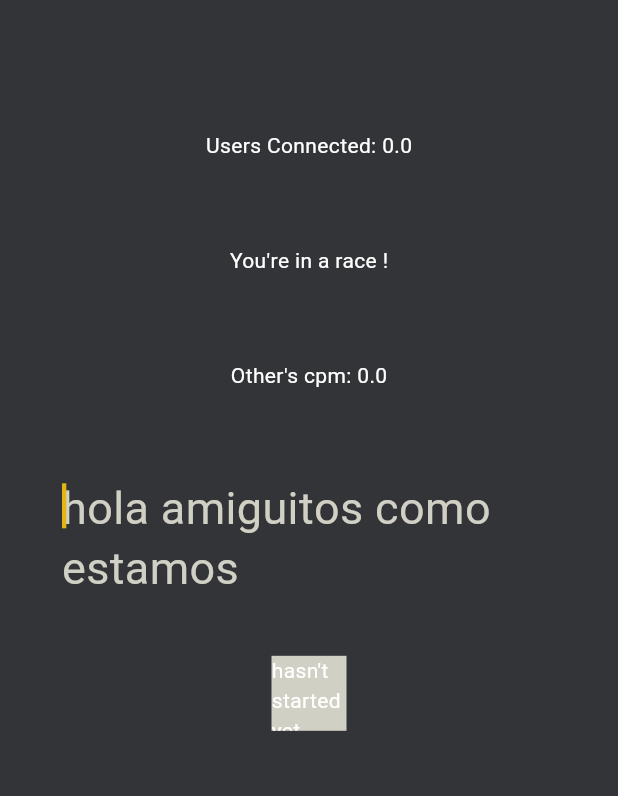
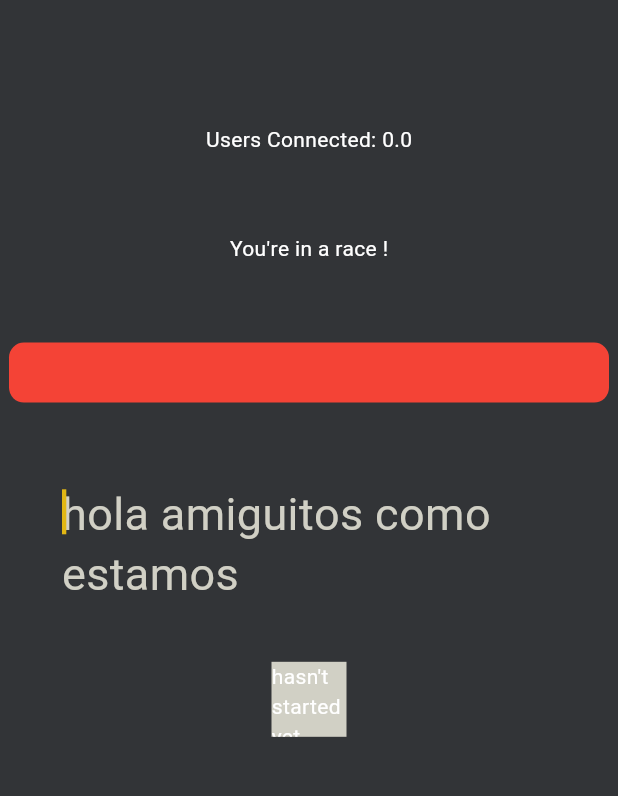
Before and after one commit to Zeym178/monkeytype_multiplayer, a Flutter app: the MultitestPage screen opened directly, on a phone screen of 412 x 824 dp, the part 120-916 px from its top. Run offline on Flutter 3.47's test engine with Material 3 defaults, Android fonts, the phone set to English and light mode, and no system bars; our stand-ins replace fl_chart, flutter_svg, get, shared_preferences, socket_io_client; accounts and stored records are empty; network calls fail.

Commit message:
update: ass update

```diff
--- /dev/null
+++ b/monkeytype_multiplayer_app/lib/components/userRaceline.dart
@@ -0,0 +1,37 @@
+import 'package:flutter/material.dart';
+import 'package:flutter/rendering.dart';
+
+class Userraceline extends StatefulWidget {
+  final double cpm;
+  const Userraceline({super.key, required this.cpm});
+
+  @override
+  State<Userraceline> createState() => _UserracelineState();
+}
+
+class _UserracelineState extends State<Userraceline> {
+  double x = 0, y = 0;
+
+  void updatePos(double nx, double ny) {
+    setState(() {
+      x = nx;
+      y = ny;
+    });
+  }
+
+  @override
+  Widget build(BuildContext context) {
+    return GestureDetector(
+      onTap: () {},
+      child: Container(
+        height: 20,
+        width: 20,
+        alignment: Alignment(x, y),
+        decoration: BoxDecoration(
+          borderRadius: BorderRadius.circular(10),
+          color: Colors.red,
+        ),
+      ),
+    );
+  }
+}
--- a/monkeytype_multiplayer_app/lib/main.dart
+++ b/monkeytype_multiplayer_app/lib/main.dart
@@ -1,4 +1,5 @@
 import 'package:flutter/material.dart';
+import 'package:monkeytype_multiplayer_app/components/userRaceline.dart';
 import 'package:monkeytype_multiplayer_app/pages/home_page.dart';
 import 'package:monkeytype_multiplayer_app/pages/singleTest_page.dart';
 import 'package:monkeytype_multiplayer_app/themes/darkMode.dart';
--- a/monkeytype_multiplayer_app/lib/pages/multiTest_page.dart
+++ b/monkeytype_multiplayer_app/lib/pages/multiTest_page.dart
@@ -1,6 +1,7 @@
 import 'package:flutter/material.dart';
 import 'package:get/get.dart';
 import 'package:monkeytype_multiplayer_app/components/textSection.dart';
+import 'package:monkeytype_multiplayer_app/components/userRaceline.dart';
 import 'package:monkeytype_multiplayer_app/controllers/cpmController.dart';
 import 'package:monkeytype_multiplayer_app/controllers/multiplayerController.dart';
 import 'package:monkeytype_multiplayer_app/layout/myFooter.dart';
@@ -51,9 +52,15 @@ class _MultitestPageState extends State<MultitestPage> {
             ),
           ),
           Text("You're in a race !"),
-          Obx(
-            () => Text("Other's cpm: ${multiplayercontroller.otherCpm.value}"),
-          ),
+          Obx(() {
+            double value = multiplayercontroller.otherCpm.value;
+            // return Text("Other's cpm: $value");
+            return Container(
+              height: 40,
+              width: 400,
+              child: Userraceline(cpm: value),
+            );
+          }),
           Textsection(
             multiplayerservice: multiplayerservice,
             onFinish: () {},
```
